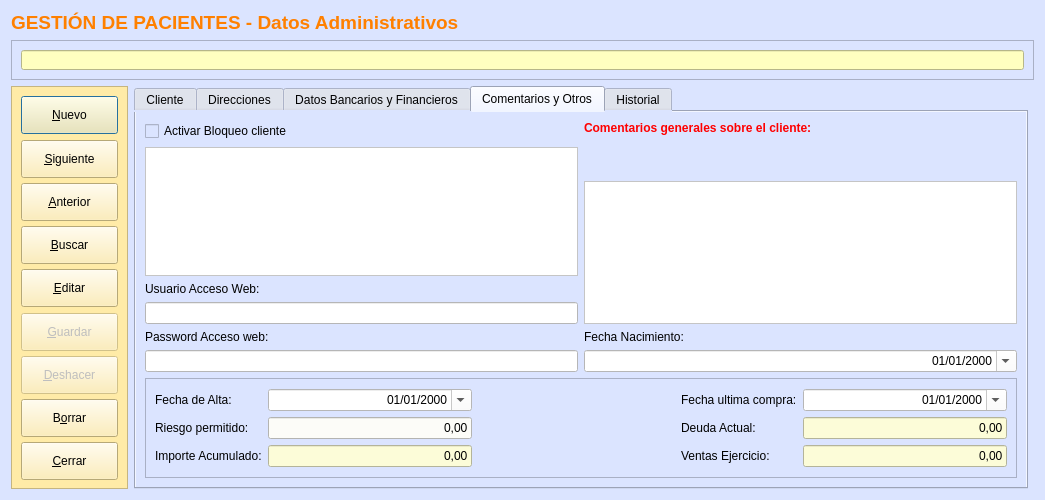
This is frmClientes.ui in arcnexus/RedFoX as Qt 5 draws it before an edit. The edited form follows.
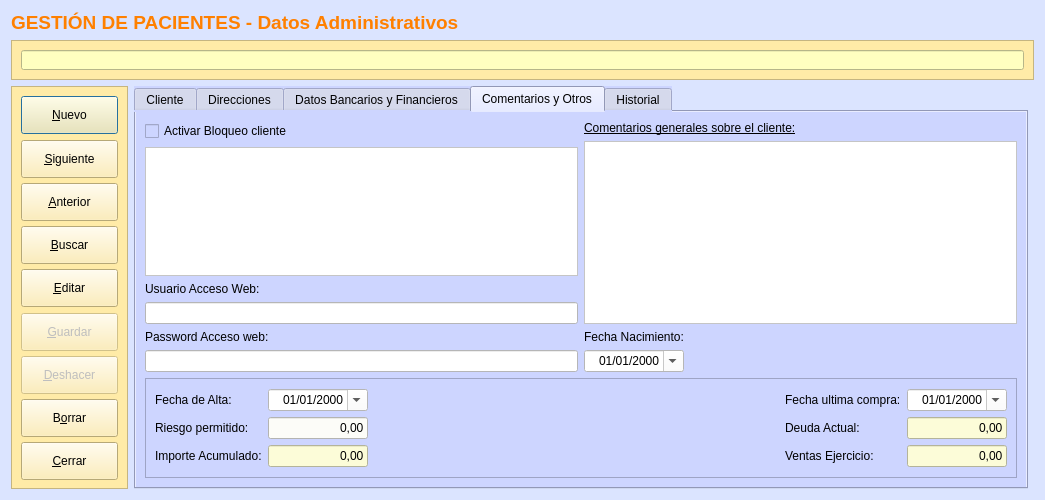
This is the edited form. The open tabs and pages were chosen to show the change. Icons and pictures are not drawn.

```diff
--- a/frmClientes.ui
+++ b/frmClientes.ui
@@ -329,9 +329,9 @@
         <colorrole role="Button">
          <brush brushstyle="SolidPattern">
           <color alpha="255">
-           <red>219</red>
-           <green>228</green>
-           <blue>255</blue>
+           <red>255</red>
+           <green>235</green>
+           <blue>167</blue>
           </color>
          </brush>
         </colorrole>
@@ -401,18 +401,18 @@
         <colorrole role="Base">
          <brush brushstyle="SolidPattern">
           <color alpha="255">
-           <red>219</red>
-           <green>228</green>
-           <blue>255</blue>
+           <red>255</red>
+           <green>235</green>
+           <blue>167</blue>
           </color>
          </brush>
         </colorrole>
         <colorrole role="Window">
          <brush brushstyle="SolidPattern">
           <color alpha="255">
-           <red>219</red>
-           <green>228</green>
-           <blue>255</blue>
+           <red>255</red>
+           <green>235</green>
+           <blue>167</blue>
           </color>
          </brush>
         </colorrole>
@@ -466,9 +466,9 @@
         <colorrole role="Button">
          <brush brushstyle="SolidPattern">
           <color alpha="255">
-           <red>219</red>
-           <green>228</green>
-           <blue>255</blue>
+           <red>255</red>
+           <green>235</green>
+           <blue>167</blue>
           </color>
          </brush>
         </colorrole>
@@ -538,18 +538,18 @@
         <colorrole role="Base">
          <brush brushstyle="SolidPattern">
           <color alpha="255">
-           <red>219</red>
-           <green>228</green>
-           <blue>255</blue>
+           <red>255</red>
+           <green>235</green>
+           <blue>167</blue>
           </color>
          </brush>
         </colorrole>
         <colorrole role="Window">
          <brush brushstyle="SolidPattern">
           <color alpha="255">
-           <red>219</red>
-           <green>228</green>
-           <blue>255</blue>
+           <red>255</red>
+           <green>235</green>
+           <blue>167</blue>
           </color>
          </brush>
         </colorrole>
@@ -603,9 +603,9 @@
         <colorrole role="Button">
          <brush brushstyle="SolidPattern">
           <color alpha="255">
-           <red>219</red>
-           <green>228</green>
-           <blue>255</blue>
+           <red>255</red>
+           <green>235</green>
+           <blue>167</blue>
           </color>
          </brush>
         </colorrole>
@@ -675,18 +675,18 @@
         <colorrole role="Base">
          <brush brushstyle="SolidPattern">
           <color alpha="255">
-           <red>219</red>
-           <green>228</green>
-           <blue>255</blue>
+           <red>255</red>
+           <green>235</green>
+           <blue>167</blue>
           </color>
          </brush>
         </colorrole>
         <colorrole role="Window">
          <brush brushstyle="SolidPattern">
           <color alpha="255">
-           <red>219</red>
-           <green>228</green>
-           <blue>255</blue>
+           <red>255</red>
+           <green>235</green>
+           <blue>167</blue>
           </color>
          </brush>
         </colorrole>
@@ -732,6 +732,9 @@
      <property name="autoFillBackground">
       <bool>false</bool>
      </property>
+     <property name="styleSheet">
+      <string notr="true">background-color: rgb(255, 235, 167);</string>
+     </property>
      <property name="frameShape">
       <enum>QFrame::StyledPanel</enum>
      </property>
@@ -746,8 +749,7 @@
         </property>
         <property name="styleSheet">
          <string notr="true">color: rgb(29, 0, 255);
-background-color: rgb(255, 255, 192);
-border-width: 1px</string>
+background-color: rgb(255, 255, 192);</string>
         </property>
        </widget>
       </item>
@@ -787,8 +789,8 @@
          <colorrole role="Button">
           <brush brushstyle="SolidPattern">
            <color alpha="255">
-            <red>219</red>
-            <green>228</green>
+            <red>205</red>
+            <green>213</green>
             <blue>255</blue>
            </color>
           </brush>
@@ -859,8 +861,8 @@
          <colorrole role="Base">
           <brush brushstyle="SolidPattern">
            <color alpha="255">
-            <red>219</red>
-            <green>228</green>
+            <red>205</red>
+            <green>213</green>
             <blue>255</blue>
            </color>
           </brush>
@@ -868,8 +870,8 @@
          <colorrole role="Window">
           <brush brushstyle="SolidPattern">
            <color alpha="255">
-            <red>219</red>
-            <green>228</green>
+            <red>205</red>
+            <green>213</green>
             <blue>255</blue>
            </color>
           </brush>
@@ -924,8 +926,8 @@
          <colorrole role="Button">
           <brush brushstyle="SolidPattern">
            <color alpha="255">
-            <red>219</red>
-            <green>228</green>
+            <red>205</red>
+            <green>213</green>
             <blue>255</blue>
            </color>
           </brush>
@@ -996,8 +998,8 @@
          <colorrole role="Base">
           <brush brushstyle="SolidPattern">
            <color alpha="255">
-            <red>219</red>
-            <green>228</green>
+            <red>205</red>
+            <green>213</green>
             <blue>255</blue>
            </color>
           </brush>
@@ -1005,8 +1007,8 @@
          <colorrole role="Window">
           <brush brushstyle="SolidPattern">
            <color alpha="255">
-            <red>219</red>
-            <green>228</green>
+            <red>205</red>
+            <green>213</green>
             <blue>255</blue>
            </color>
           </brush>
@@ -1061,8 +1063,8 @@
          <colorrole role="Button">
           <brush brushstyle="SolidPattern">
            <color alpha="255">
-            <red>219</red>
-            <green>228</green>
+            <red>205</red>
+            <green>213</green>
             <blue>255</blue>
            </color>
           </brush>
@@ -1133,8 +1135,8 @@
          <colorrole role="Base">
           <brush brushstyle="SolidPattern">
            <color alpha="255">
-            <red>219</red>
-            <green>228</green>
+            <red>205</red>
+            <green>213</green>
             <blue>255</blue>
            </color>
           </brush>
@@ -1142,8 +1144,8 @@
          <colorrole role="Window">
           <brush brushstyle="SolidPattern">
            <color alpha="255">
-            <red>219</red>
-            <green>228</green>
+            <red>205</red>
+            <green>213</green>
             <blue>255</blue>
            </color>
           </brush>
@@ -1191,7 +1193,7 @@
        <bool>false</bool>
       </property>
       <property name="styleSheet">
-       <string notr="true">background-color: rgb(219, 228, 255);
+       <string notr="true">background-color: rgb(205, 213, 255);
 </string>
       </property>
       <property name="currentIndex">
@@ -2572,8 +2574,17 @@
         </item>
         <item row="0" column="1">
          <widget class="QLabel" name="label_82">
+          <property name="maximumSize">
+           <size>
+            <width>16777215</width>
+            <height>21</height>
+           </size>
+          </property>
+          <property name="styleSheet">
+           <string notr="true">text-decoration: underline;</string>
+          </property>
           <property name="text">
-           <string>&lt;html&gt;&lt;head/&gt;&lt;body&gt;&lt;p&gt;&lt;span style=&quot; font-weight:600; color:#ff0000;&quot;&gt;Comentarios generales sobre el cliente:&lt;/span&gt;&lt;/p&gt;&lt;p&gt;&lt;br/&gt;&lt;/p&gt;&lt;/body&gt;&lt;/html&gt;</string>
+           <string>Comentarios generales sobre el cliente:</string>
           </property>
          </widget>
         </item>
@@ -2593,6 +2604,12 @@
         </item>
         <item row="3" column="1">
          <widget class="QDateEdit" name="txtdFechaNacimiento">
+          <property name="maximumSize">
+           <size>
+            <width>100</width>
+            <height>16777215</height>
+           </size>
+          </property>
           <property name="styleSheet">
            <string notr="true">background-color: rgb(255, 255, 255);</string>
           </property>
@@ -2710,6 +2727,12 @@
              </item>
              <item row="0" column="1">
               <widget class="QDateEdit" name="txtdFechaAlta">
+               <property name="maximumSize">
+                <size>
+                 <width>100</width>
+                 <height>16777215</height>
+                </size>
+               </property>
                <property name="styleSheet">
                 <string notr="true">background-color: rgb(255, 255, 255);</string>
                </property>
@@ -2726,6 +2749,12 @@
              </item>
              <item row="0" column="4">
               <widget class="QDateEdit" name="txtdFechaUltimaCompra">
+               <property name="maximumSize">
+                <size>
+                 <width>100</width>
+                 <height>16777215</height>
+                </size>
+               </property>
                <property name="styleSheet">
                 <string notr="true">background-color: rgb(255, 255, 255);</string>
                </property>
@@ -2745,6 +2774,12 @@
                <property name="enabled">
                 <bool>true</bool>
                </property>
+               <property name="maximumSize">
+                <size>
+                 <width>100</width>
+                 <height>16777215</height>
+                </size>
+               </property>
                <property name="styleSheet">
                 <string notr="true">background-color: rgb(252, 252, 248);</string>
                </property>
@@ -2758,6 +2793,12 @@
              </item>
              <item row="2" column="1">
               <widget class="QLineEdit" name="txtrImporteAcumulado">
+               <property name="maximumSize">
+                <size>
+                 <width>100</width>
+                 <height>16777215</height>
+                </size>
+               </property>
                <property name="focusPolicy">
                 <enum>Qt::NoFocus</enum>
                </property>
@@ -2775,6 +2816,12 @@
              </item>
              <item row="1" column="4">
               <widget class="QLineEdit" name="txtrDeudaActual">
+               <property name="maximumSize">
+                <size>
+                 <width>100</width>
+                 <height>16777215</height>
+                </size>
+               </property>
                <property name="focusPolicy">
                 <enum>Qt::NoFocus</enum>
                </property>
@@ -2795,6 +2842,12 @@
                <property name="enabled">
                 <bool>false</bool>
                </property>
+               <property name="maximumSize">
+                <size>
+                 <width>100</width>
+                 <height>16777215</height>
+                </size>
+               </property>
                <property name="focusPolicy">
                 <enum>Qt::NoFocus</enum>
                </property>
```
Left out of the diff: 109 changed lines with no effect on the pictures.
